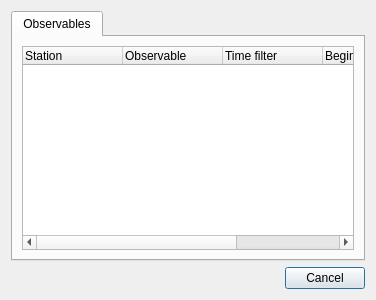
First picture: the form in src/plugins/sos/qgssensorinfodialogbase.ui, repository mhugent/QGIS, before the edit.
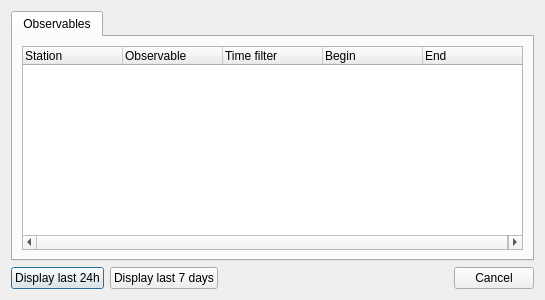
Second picture: the form after the edit.

Commit message: Buttons to add SOS observations of the last 1/7 days

The edit to the form file:
```diff
--- a/src/plugins/sos/qgssensorinfodialogbase.ui
+++ b/src/plugins/sos/qgssensorinfodialogbase.ui
@@ -6,7 +6,7 @@
    <rect>
     <x>0</x>
     <y>0</y>
-    <width>376</width>
+    <width>545</width>
     <height>300</height>
    </rect>
   </property>
@@ -58,6 +58,35 @@
     </widget>
    </item>
    <item row="1" column="0">
+    <layout class="QHBoxLayout" name="horizontalLayout">
+     <item>
+      <widget class="QPushButton" name="mDisplayLast24HoursButton">
+       <property name="text">
+        <string>Display last 24h</string>
+       </property>
+      </widget>
+     </item>
+     <item>
+      <widget class="QPushButton" name="mDisplayLast7DaysButton">
+       <property name="text">
+        <string>Display last 7 days</string>
+       </property>
+      </widget>
+     </item>
+     <item>
+      <spacer name="horizontalSpacer">
+       <property name="orientation">
+        <enum>Qt::Horizontal</enum>
+       </property>
+       <property name="sizeHint" stdset="0">
+        <size>
+         <width>178</width>
+         <height>20</height>
+        </size>
+       </property>
+      </spacer>
+     </item>
+     <item>
     <widget class="QDialogButtonBox" name="mButtonBox">
      <property name="orientation">
       <enum>Qt::Horizontal</enum>
@@ -66,6 +95,8 @@
       <set>QDialogButtonBox::Cancel</set>
      </property>
     </widget>
+     </item>
+    </layout>
    </item>
   </layout>
  </widget>
```
Lines whose indentation alone changed are shown as unchanged. The commit also changes 3 other files.
